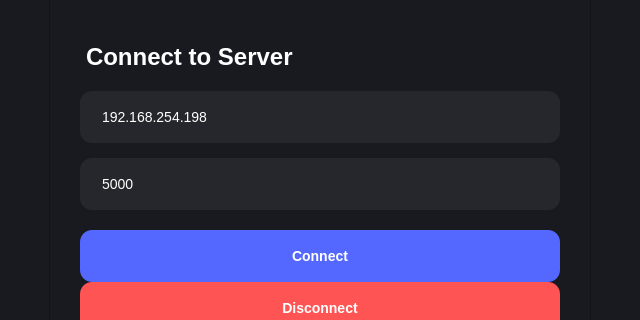
This is client.ui in thebadsektor/intelligent_management_system as Qt 5 draws it before an edit; both pictures show x 99 to 739 and y 84 to 404 of the 838 by 650 pixel window. The edited form follows.
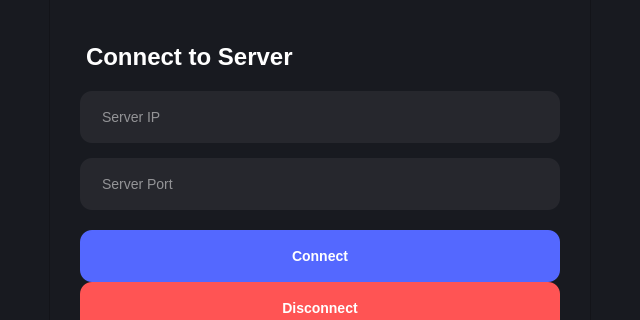
This is the edited form. Icons and pictures are not drawn.

```diff
--- a/client.ui
+++ b/client.ui
@@ -379,7 +379,7 @@
               <string notr="true">margin-bottom: 15px;</string>
              </property>
              <property name="text">
-              <string>192.168.254.198</string>
+              <string/>
              </property>
              <property name="placeholderText">
               <string>Server IP</string>
@@ -392,7 +392,7 @@
               <string notr="true">margin-bottom: 20px;</string>
              </property>
              <property name="text">
-              <string>5000</string>
+              <string/>
              </property>
              <property name="placeholderText">
               <string>Server Port</string>
```
